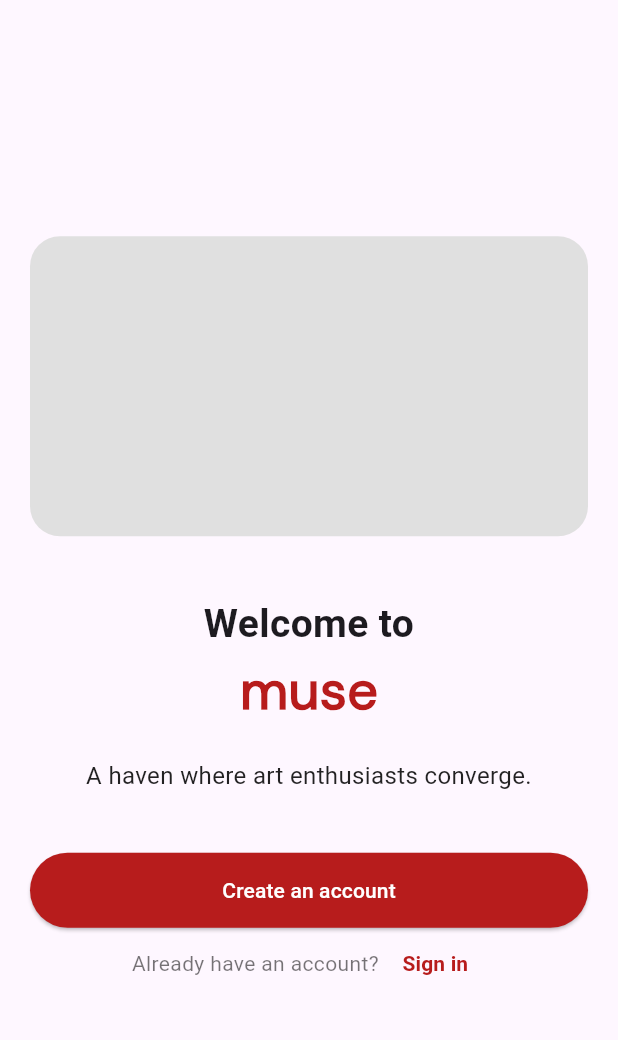
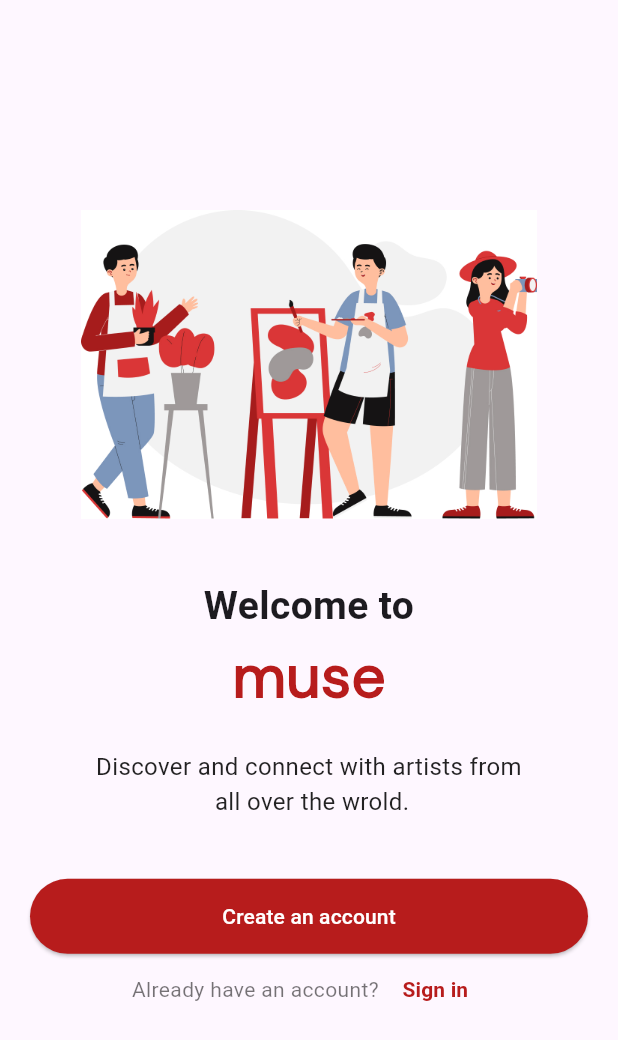
Before and after one commit to Erdal-Tanirkut/OUABootcampFlutter11, a Flutter app: the screen it shows after launch, on a phone screen of 412 x 824 dp. Shown: the top 1040 px of the screen. Run offline on Flutter 3.47's test engine with Material 3 defaults, Android fonts, the phone set to English and light mode, and no system bars; our stand-ins replace carousel_slider, cloud_firestore, firebase_auth, firebase_core, firebase_storage, image_picker and 1 more; accounts and stored records are empty.

Commit message:
onboarding image added

```diff
--- a/lib/views/onboarding/onboarding.dart
+++ b/lib/views/onboarding/onboarding.dart
@@ -17,13 +17,13 @@ class OnboardingScreen extends StatelessWidget {
           mainAxisAlignment: MainAxisAlignment.center,
           children: <Widget>[
             Container(
-              width: double.infinity,
-              height: 200, //desired height for the logo container
+              width: 304,
+              height: 205.77, //desired height for the logo container
               decoration: BoxDecoration(
                 color: Colors.grey[300],
                 borderRadius: BorderRadius.circular(20), //rounded corners
               ),
-              //child: Image.asset(''),
+              child: Image.asset('assets/images/onboarding.jpg'),
             ),
             const SizedBox(height: 40),
             const Text(
@@ -36,12 +36,12 @@ class OnboardingScreen extends StatelessWidget {
               style: TextStyle(
                   color: Color(0xFFB71C1C),
                   fontFamily: 'DMSans',
-                  fontSize: 36,
+                  fontSize: 40,
                   fontWeight: FontWeight.bold),
             ),
             const SizedBox(height: 20),
             const Text(
-              'A haven where art enthusiasts converge.',
+              'Discover and connect with artists from\n all over the wrold.',
               style: TextStyle(color: Colors.black87, fontSize: 16),
               textAlign: TextAlign.center,
             ),
```
Also changed, not shown: assets/images/onboarding.jpg (added). Lines whose indentation alone changed are shown as unchanged.
